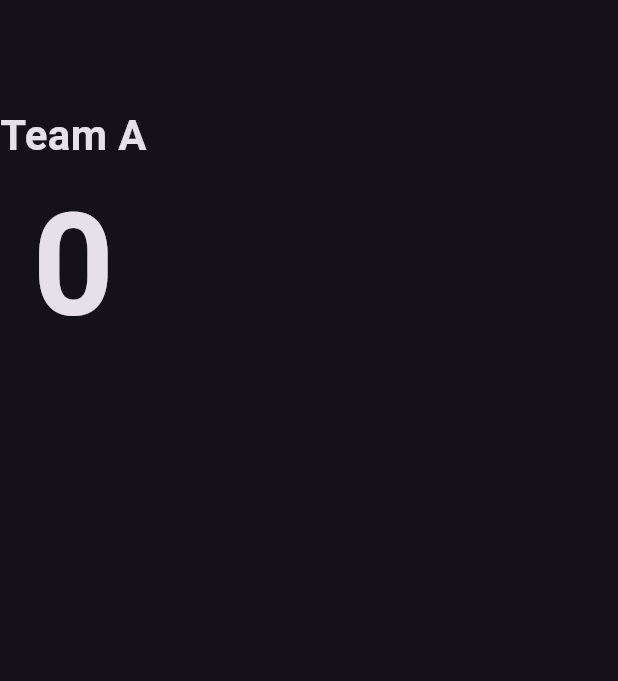
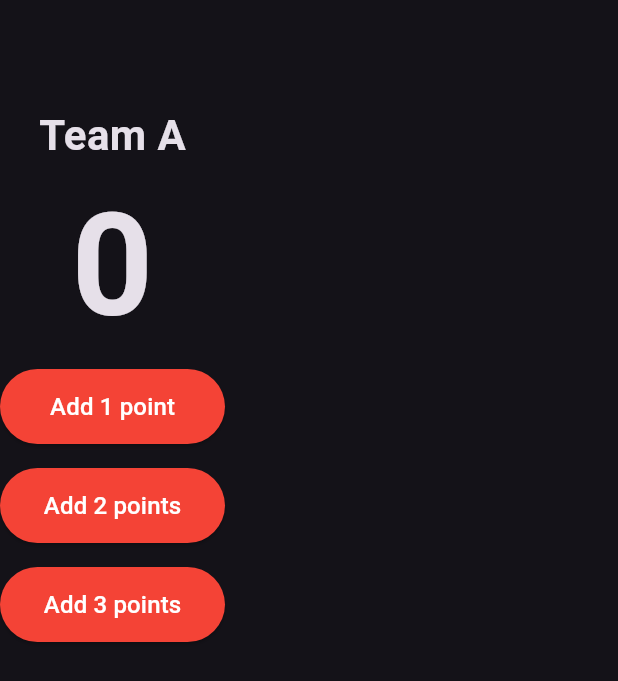
Before and after one commit to ali4hassan9ali2022/basketball_pointers_counter_app, a Flutter app: the screen it shows after launch, on a phone screen of 412 x 824 dp. Shown: the top 681 px of the screen. Run offline on Flutter 3.47's test engine with Material 3 defaults, Android fonts, the phone set to English and light mode, and no system bars.

Commit message:
create Elevated Button

```diff
--- a/lib/main.dart
+++ b/lib/main.dart
@@ -35,7 +35,61 @@ class BasketBallPointersCounterApp extends StatelessWidget {
                         fontSize: 95,
                         fontWeight: FontWeight.bold,
                       ),
-                    )
+                    ),
+                    ElevatedButton(
+                      style: ElevatedButton.styleFrom(
+                        maximumSize: const Size(150, 50),
+                        backgroundColor: Colors.red,
+                      ),
+                      onPressed: () {},
+                      child: const Center(
+                        child: Text(
+                          "Add 1 point",
+                          style: TextStyle(
+                            color: Colors.white,
+                            fontSize: 16,
+                          ),
+                        ),
+                      ),
+                    ),
+                    const SizedBox(
+                      height: 16,
+                    ),
+                    ElevatedButton(
+                      style: ElevatedButton.styleFrom(
+                        maximumSize: const Size(150, 50),
+                        backgroundColor: Colors.red,
+                      ),
+                      onPressed: () {},
+                      child: const Center(
+                        child: Text(
+                          "Add 2 points",
+                          style: TextStyle(
+                            color: Colors.white,
+                            fontSize: 16,
+                          ),
+                        ),
+                      ),
+                    ),
+                    const SizedBox(
+                      height: 16,
+                    ),
+                    ElevatedButton(
+                      style: ElevatedButton.styleFrom(
+                        maximumSize: const Size(150, 50),
+                        backgroundColor: Colors.red,
+                      ),
+                      onPressed: () {},
+                      child: const Center(
+                        child: Text(
+                          "Add 3 points",
+                          style: TextStyle(
+                            color: Colors.white,
+                            fontSize: 16,
+                          ),
+                        ),
+                      ),
+                    ),
                   ],
                 ),
               ],
```
